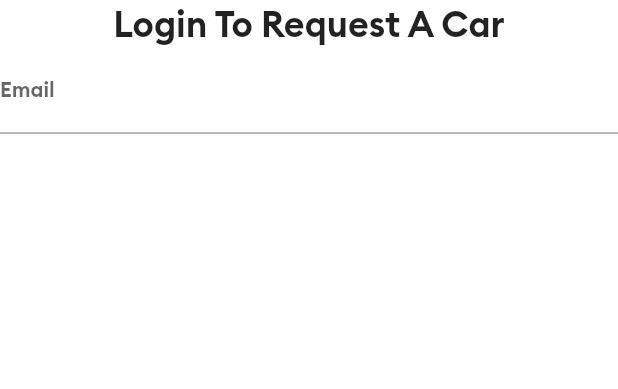
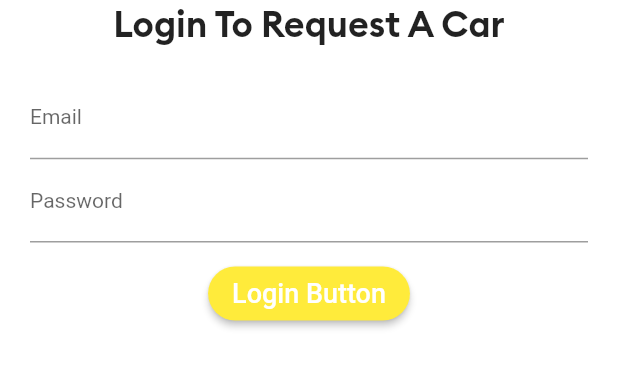
Before and after one commit to RAMALITSE/Lesotho-Taxi-Rider, a Flutter app: the screen it shows after launch, on a phone screen of 412 x 824 dp, the part 338-727 px from its top. Run offline on Flutter 3.47's test engine with Material 2 defaults, Android fonts, the phone set to English and light mode, and no system bars; Roboto replaces fonts that are missing (Brand Bold).

Commit message:
Adding Login Page

```diff
--- a/lib/All Screens/login.dart
+++ b/lib/All Screens/login.dart
@@ -7,7 +7,8 @@ class Login extends StatelessWidget {
   Widget build(BuildContext context) {
     return Scaffold(
       backgroundColor: Colors.white,
-      body: Column(children: [
+      body: Column(
+        children: [
           //box for logo image
           const SizedBox(
             height: 25.0,
@@ -19,7 +20,7 @@ class Login extends StatelessWidget {
             alignment: Alignment.center,
           ),
 
-        //box for text login box
+          //box for text loginn
           const SizedBox(
             height: 1.0,
           ),
@@ -29,21 +30,75 @@ class Login extends StatelessWidget {
             textAlign: TextAlign.center,
           ),
 
-        //box for textformfield
+          Padding(
+            padding: const EdgeInsets.all(20.0),
+            child: Column(
+              // ignore: prefer_const_literals_to_create_immutables
+              children: [
                 const SizedBox(
                   height: 1.0,
                 ),
-        TextFormField(
+                // ignore: prefer_const_constructors
+                TextField(
                   keyboardType: TextInputType.emailAddress,
-          decoration: const InputDecoration(
+                  // ignore: prefer_const_constructors
+                  decoration: InputDecoration(
                     labelText: "Email",
+                    // ignore: prefer_const_constructors
                     labelStyle: TextStyle(
                       fontSize: 14.0,
-                fontFamily: "Brand-Bold",
                     ),
-              hintStyle: TextStyle(color: Colors.grey)),
+                    hintStyle:
+                        (const TextStyle(color: Colors.grey, fontSize: 10.0)),
                   ),
-      ]),
+                  style: const TextStyle(fontSize: 14.0),
+                ),
+
+                const SizedBox(
+                  height: 1.0,
+                ),
+                // ignore: prefer_const_constructors
+                TextField(
+                  obscureText: true,
+                  // ignore: prefer_const_constructors
+                  decoration: InputDecoration(
+                    labelText: "Password",
+                    // ignore: prefer_const_constructors
+                    labelStyle: TextStyle(
+                      fontSize: 14.0,
+                    ),
+                    hintStyle:
+                        (const TextStyle(color: Colors.grey, fontSize: 10.0)),
+                  ),
+                  style: const TextStyle(fontSize: 14.0),
+                ),
+
+                const SizedBox(
+                  height: 10.0,
+                ),
+
+                ElevatedButton(
+                  style: ElevatedButton.styleFrom(
+                    shape: RoundedRectangleBorder(
+                        borderRadius: BorderRadius.circular(24.0)),
+                    primary: Colors.yellow, // background
+                    onPrimary: Colors.white, // foreground
+                  ),
+                  onPressed: () {
+                    // ignore: avoid_print
+                    print("Login Successfully");
+                  },
+                  child: const Text(
+                    'Login Button',
+                    style: TextStyle(fontSize: 18.0, fontFamily: "Brand Bold"),
+                  ),
+                ),
+              ],
+            ),
+          ),
+          //box for email
+        ],
+      ),
     );
   }
 }
--- a/lib/All Screens/mainscreen.dart
+++ b/lib/All Screens/mainscreen.dart
@@ -12,7 +12,7 @@ class _MainScreenState extends State<MainScreen> {
   Widget build(BuildContext context) {
     return Scaffold(
       appBar: AppBar(
-        title: Text("Lesotho Taxi Rider"),
+        title: const Text("Lesotho Taxi Rider"),
       ),
     );
   }
--- a/lib/main.dart
+++ b/lib/main.dart
@@ -1,6 +1,5 @@
 import 'package:flutter/material.dart';
 import 'package:lesotho_taxi_rider/All%20Screens/login.dart';
-import 'package:lesotho_taxi_rider/All%20Screens/mainscreen.dart';
 
 void main() {
   runApp(const MyApp());
```
Lines whose indentation alone changed are shown as unchanged.
